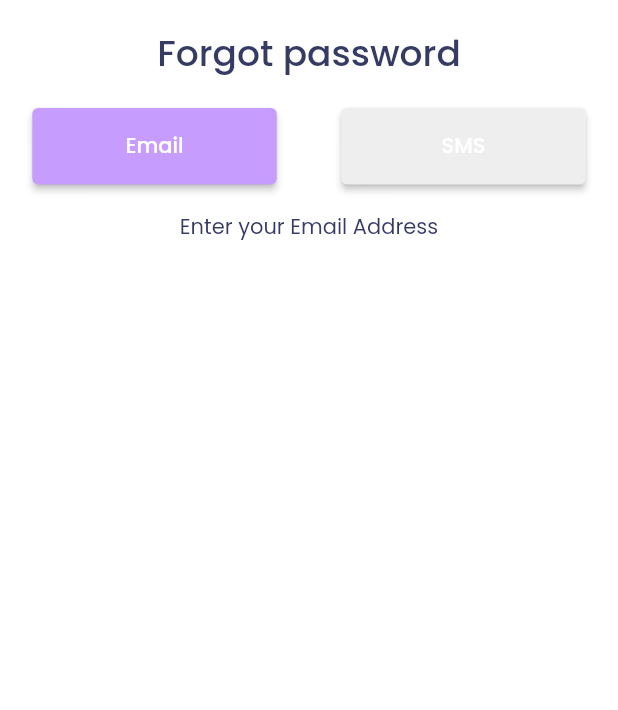
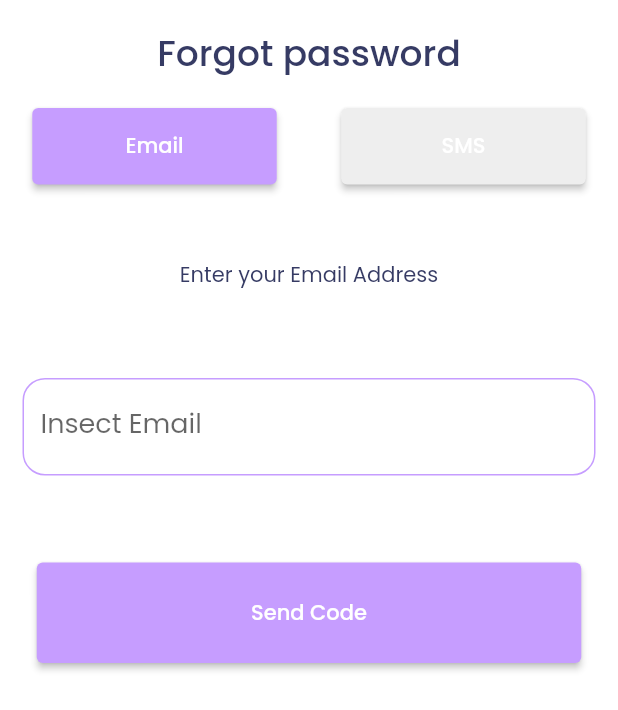
Before and after one commit to jhaym3s/haux, a Flutter app: the ForgotPasswordPage screen opened by its route, on a phone screen of 412 x 824 dp. Shown: the top 710 px of the screen. Run offline on Flutter 3.47's test engine with Material 2 defaults, Android fonts, the light colour scheme and no system bars; our stand-ins replace gap, google_fonts.

Commit message:
finished forgot password screen

```diff
--- a/lib/screens/forgot_password.dart
+++ b/lib/screens/forgot_password.dart
@@ -1,8 +1,9 @@
 import 'package:flutter/material.dart';
+import 'package:gap/gap.dart';
 import 'package:google_fonts/google_fonts.dart';
 
 class ForgotPasswordPage extends StatefulWidget {
-  static const routeName = "fprgotPassword";
+  static const routeName = "forgotPassword";
   const ForgotPasswordPage({ Key? key }) : super(key: key);
 
   @override
@@ -12,6 +13,7 @@ class ForgotPasswordPage extends StatefulWidget {
 class _ForgotPasswordPageState extends State<ForgotPasswordPage> {
 
    late bool isEmail ;
+   TextEditingController controller = TextEditingController();
 
    @override
   void initState() {
@@ -52,9 +54,66 @@ class _ForgotPasswordPageState extends State<ForgotPasswordPage> {
       ],),
     ),
            Padding(
-             padding: const EdgeInsets.only(top:18.0),
+             padding: const EdgeInsets.only(top:50.0,bottom: 50.0),
              child: Text("Enter your ${isEmail? 'Email Address': "Phone Number"}"),
-           )
+           ),
+
+           Padding(
+             padding: const EdgeInsets.symmetric(vertical: 8.0, horizontal: 15),
+             child: Container(
+      decoration: BoxDecoration(
+        color: Colors.white24,
+        borderRadius:  BorderRadius.circular(22),
+      ),
+      child: TextFormField(
+        controller: controller,
+        onSaved: (newValue) {
+        //  authData![authDataString] = newValue;
+        },
+        validator: (value) {
+          if(value!.isEmpty){
+              return "Please add a ${isEmail?"email": "Phone number "}";
+          }
+          if(value.length <= 5 ){
+              return "${isEmail?"Email":"Phone number"} is too short";
+          }
+          if(!value.contains("@")|| value.endsWith(".com")){
+              return isEmail? "Please use a valid email": null;
+          }
+             if(value.contains(RegExp(r'[A-Z]'))|| value.endsWith(".com")){
+              return isEmail == false ? "Please use a valid Phone number":null;
+          }
+          return null;
+        },
+        style: const TextStyle(color: Colors.white,fontSize: 18,),
+        cursorHeight: 18,
+        cursorColor: Colors.white,
+        decoration: InputDecoration(
+                  labelText:isEmail? "Insect Email": "Insect phone number ",
+                  fillColor: Colors.white,
+                  focusedBorder: OutlineInputBorder(
+                    borderRadius: BorderRadius.circular(25.0),
+                    borderSide:const  BorderSide(
+                      color: Colors.blue,
+                    ),
+                  ),
+                  enabledBorder: OutlineInputBorder(
+                    borderRadius: BorderRadius.circular(15.0),
+                    borderSide: const BorderSide(
+                      color: Color(0xFFC69DFF),
+                      width: 1.0,
+                    ),
+                  ),
+),
+
+      ),
+    ),
+           ),
+            const Gap(50),
+              ElevatedButton(onPressed: (){
+            //code goes in here
+        }, child: const Text("Send Code"), style:ElevatedButton.styleFrom(fixedSize: const Size(363,67),primary:
+        const Color(0xFFC69DFF)),),
             ],
           ),
         )
```
Also changed, not shown: repoImages/forgotPassword.jpg (added), repoImages/signIn.jpg (added), repoImages/signUp.jpg (added).
